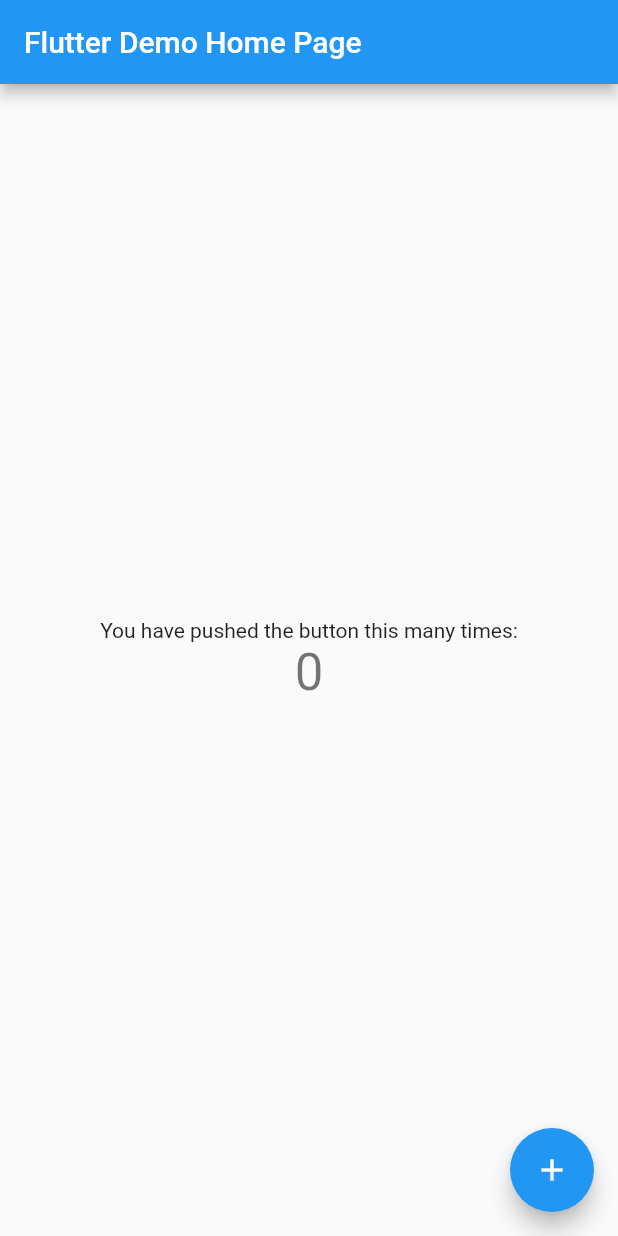
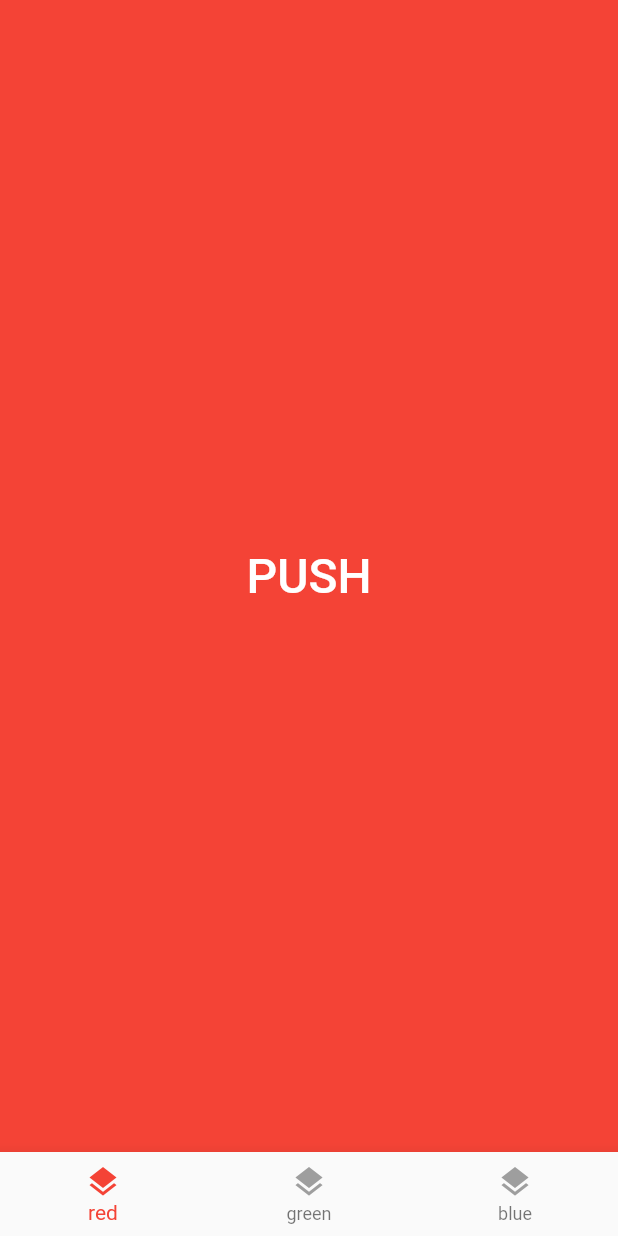
Before and after one commit to yukihiro-numata/flutter_bottom_navigation, a Flutter app: the screen it shows after launch, on a phone screen of 412 x 824 dp. Run offline on Flutter 3.47's test engine with Material 2 defaults, Android fonts, the phone set to English and light mode, and no system bars.

Commit message:
Add base of bottom navigation.

```diff
--- /dev/null
+++ b/lib/app.dart
@@ -0,0 +1,60 @@
+import 'package:flutter/material.dart';
+import 'package:flutter_bottom_navigation/bottom_navigation.dart';
+import 'package:flutter_bottom_navigation/color_detail_page.dart';
+import 'package:flutter_bottom_navigation/tab_item.dart';
+
+class App extends StatefulWidget {
+  const App({super.key});
+
+  @override
+  State<StatefulWidget> createState() => AppState();
+}
+
+class AppState extends State<App> {
+  var _currentTab = TabItem.red;
+
+  void _selectTab(TabItem tabItem) {
+    setState(() {
+      _currentTab = tabItem;
+    });
+  }
+
+  void _push() {
+    Navigator.of(context).push(
+      MaterialPageRoute(
+        builder: (context) => ColorDetailPage(
+          color: activeTabColor(_currentTab),
+          title: activeTabName(_currentTab),
+        ),
+      ),
+    );
+  }
+
+  Widget _buildBody() {
+    return Container(
+      color: activeTabColor(_currentTab),
+      alignment: Alignment.center,
+      child: TextButton(
+        onPressed: _push,
+        child: const Text(
+          'PUSH',
+          style: TextStyle(
+            fontSize: 32.0,
+            color: Colors.white,
+          ),
+        ),
+      ),
+    );
+  }
+
+  @override
+  Widget build(BuildContext context) {
+    return Scaffold(
+      body: _buildBody(),
+      bottomNavigationBar: BottomNavigation(
+        currentTab: _currentTab,
+        onSelectTab: _selectTab,
+      ),
+    );
+  }
+}
--- /dev/null
+++ b/lib/bottom_navigation.dart
@@ -0,0 +1,37 @@
+import 'package:flutter/material.dart';
+import 'package:flutter_bottom_navigation/tab_item.dart';
+
+class BottomNavigation extends StatelessWidget {
+  const BottomNavigation({
+    super.key,
+    required this.currentTab,
+    required this.onSelectTab,
+  });
+  final TabItem currentTab;
+  final ValueChanged<TabItem> onSelectTab;
+
+  BottomNavigationBarItem _buildItem(TabItem tabItem) {
+    return BottomNavigationBarItem(
+      icon: Icon(
+        Icons.layers,
+        color: currentTab == tabItem ? activeTabColor(tabItem) : Colors.grey,
+      ),
+      label: tabName[tabItem],
+    );
+  }
+
+  @override
+  Widget build(BuildContext context) {
+    return BottomNavigationBar(
+      type: BottomNavigationBarType.fixed,
+      currentIndex: TabItem.values.indexOf(currentTab),
+      selectedItemColor: activeTabColor(currentTab),
+      items: [
+        _buildItem(TabItem.red),
+        _buildItem(TabItem.green),
+        _buildItem(TabItem.blue),
+      ],
+      onTap: (index) => onSelectTab(TabItem.values[index]),
+    );
+  }
+}
--- /dev/null
+++ b/lib/color_detail_page.dart
@@ -0,0 +1,21 @@
+import 'package:flutter/material.dart';
+
+class ColorDetailPage extends StatelessWidget {
+  const ColorDetailPage({
+    super.key,
+    required this.color,
+    required this.title,
+  });
+  final Color color;
+  final String title;
+
+  @override
+  Widget build(BuildContext context) {
+    return Scaffold(
+      appBar: AppBar(
+        backgroundColor: color,
+        title: Text(title),
+      ),
+    );
+  }
+}
--- a/lib/main.dart
+++ b/lib/main.dart
@@ -1,4 +1,5 @@
 import 'package:flutter/material.dart';
+import 'package:flutter_bottom_navigation/app.dart';
 
 void main() {
   runApp(const MyApp());
@@ -7,109 +8,14 @@ void main() {
 class MyApp extends StatelessWidget {
   const MyApp({super.key});
 
-  // This widget is the root of your application.
   @override
   Widget build(BuildContext context) {
     return MaterialApp(
       title: 'Flutter Demo',
       theme: ThemeData(
-        // This is the theme of your application.
-        //
-        // Try running your application with "flutter run". You'll see the
-        // application has a blue toolbar. Then, without quitting the app, try
-        // changing the primarySwatch below to Colors.green and then invoke
-        // "hot reload" (press "r" in the console where you ran "flutter run",
-        // or simply save your changes to "hot reload" in a Flutter IDE).
-        // Notice that the counter didn't reset back to zero; the application
-        // is not restarted.
         primarySwatch: Colors.blue,
       ),
-      home: const MyHomePage(title: 'Flutter Demo Home Page'),
+      home: const App(),
     );
   }
 }
-
-class MyHomePage extends StatefulWidget {
-  const MyHomePage({super.key, required this.title});
-
-  // This widget is the home page of your application. It is stateful, meaning
-  // that it has a State object (defined below) that contains fields that affect
-  // how it looks.
-
-  // This class is the configuration for the state. It holds the values (in this
-  // case the title) provided by the parent (in this case the App widget) and
-  // used by the build method of the State. Fields in a Widget subclass are
-  // always marked "final".
-
-  final String title;
-
-  @override
-  State<MyHomePage> createState() => _MyHomePageState();
-}
-
-class _MyHomePageState extends State<MyHomePage> {
-  int _counter = 0;
-
-  void _incrementCounter() {
-    setState(() {
-      // This call to setState tells the Flutter framework that something has
-      // changed in this State, which causes it to rerun the build method below
-      // so that the display can reflect the updated values. If we changed
-      // _counter without calling setState(), then the build method would not be
-      // called again, and so nothing would appear to happen.
-      _counter++;
-    });
-  }
-
-  @override
-  Widget build(BuildContext context) {
-    // This method is rerun every time setState is called, for instance as done
-    // by the _incrementCounter method above.
-    //
-    // The Flutter framework has been optimized to make rerunning build methods
-    // fast, so that you can just rebuild anything that needs updating rather
-    // than having to individually change instances of widgets.
-    return Scaffold(
-      appBar: AppBar(
-        // Here we take the value from the MyHomePage object that was created by
-        // the App.build method, and use it to set our appbar title.
-        title: Text(widget.title),
-      ),
-      body: Center(
-        // Center is a layout widget. It takes a single child and positions it
-        // in the middle of the parent.
-        child: Column(
-          // Column is also a layout widget. It takes a list of children and
-          // arranges them vertically. By default, it sizes itself to fit its
-          // children horizontally, and tries to be as tall as its parent.
-          //
-          // Invoke "debug painting" (press "p" in the console, choose the
-          // "Toggle Debug Paint" action from the Flutter Inspector in Android
-          // Studio, or the "Toggle Debug Paint" command in Visual Studio Code)
-          // to see the wireframe for each widget.
-          //
-          // Column has various properties to control how it sizes itself and
-          // how it positions its children. Here we use mainAxisAlignment to
-          // center the children vertically; the main axis here is the vertical
-          // axis because Columns are vertical (the cross axis would be
-          // horizontal).
-          mainAxisAlignment: MainAxisAlignment.center,
-          children: <Widget>[
-            const Text(
-              'You have pushed the button this many times:',
-            ),
-            Text(
-              '$_counter',
-              style: Theme.of(context).textTheme.headlineMedium,
-            ),
-          ],
-        ),
-      ),
-      floatingActionButton: FloatingActionButton(
-        onPressed: _incrementCounter,
-        tooltip: 'Increment',
-        child: const Icon(Icons.add),
-      ), // This trailing comma makes auto-formatting nicer for build methods.
-    );
-  }
-}
--- /dev/null
+++ b/lib/tab_item.dart
@@ -0,0 +1,18 @@
+import 'package:flutter/material.dart';
+
+enum TabItem { red, green, blue }
+
+const Map<TabItem, String> tabName = {
+  TabItem.red: 'red',
+  TabItem.green: 'green',
+  TabItem.blue: 'blue',
+};
+
+const Map<TabItem, Color> tabColor = {
+  TabItem.red: Colors.red,
+  TabItem.green: Colors.green,
+  TabItem.blue: Colors.blue,
+};
+
+String activeTabName(TabItem tabItem) => tabName[tabItem] ?? '';
+Color activeTabColor(TabItem tabItem) => tabColor[tabItem] ?? Colors.red;
```
